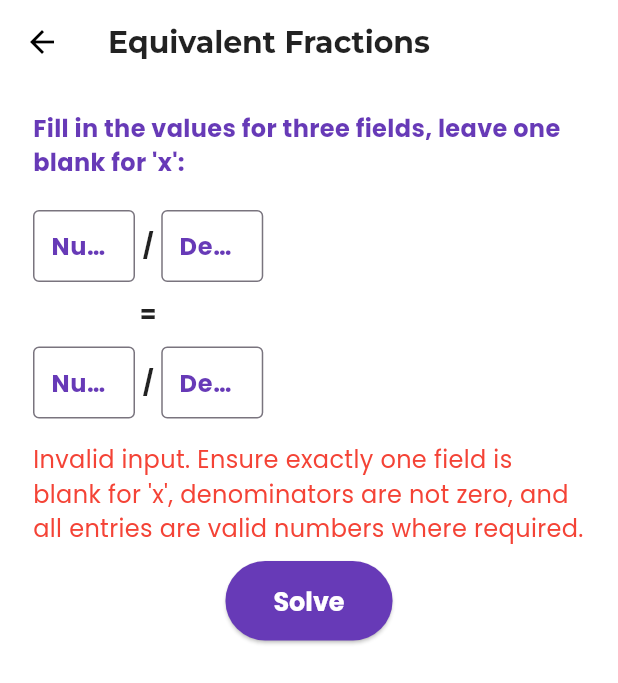
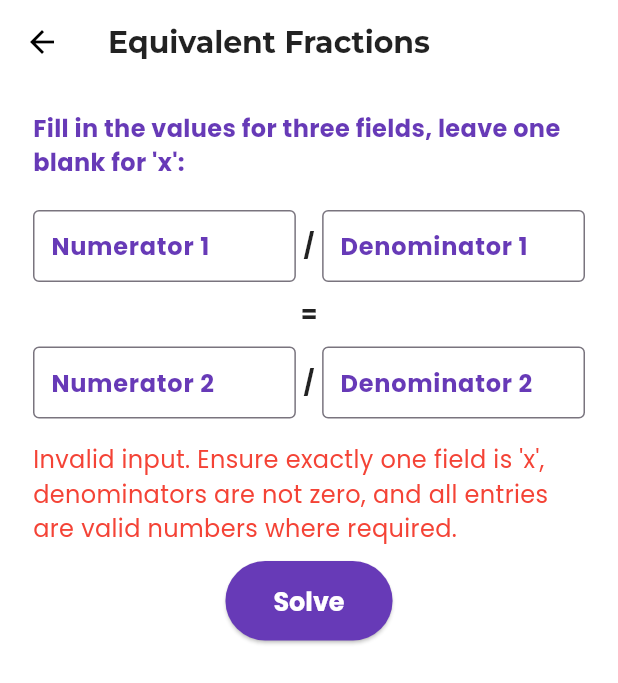
Before and after one commit to JudeChika/Math-Guru, a Flutter app: the EquivalentFractionsScreen screen opened directly, after a tap on "Solve", on a phone screen of 412 x 824 dp. Shown: the top 683 px of the screen. Run offline on Flutter 3.47's test engine with Material 3 defaults, Android fonts, the phone set to English and light mode, and no system bars; our stand-ins replace cloud_firestore, firebase_auth, firebase_core, firebase_storage, flutter_animate, flutter_riverpod and 4 more; missing offline and left inert: flutter_math_fork; accounts and stored records are empty.

Commit message:
my files

```diff
--- a/lib/features/junior_secondary/jss1/fractions/equivalent_fractions/equivalent_fractions_logic.dart
+++ b/lib/features/junior_secondary/jss1/fractions/equivalent_fractions/equivalent_fractions_logic.dart
@@ -7,12 +7,12 @@ class EquivalentFractionsLogic {
       String n2,
       String d2,
       ) {
-    final fields = [n1.trim(), d1.trim(), n2.trim(), d2.trim()];
-    final blanks = [
-      for (int i = 0; i < 4; i++) if (fields[i].isEmpty) i
+    final fields = [n1.trim().toLowerCase(), d1.trim().toLowerCase(), n2.trim().toLowerCase(), d2.trim().toLowerCase()];
+    final xFields = [
+      for (int i = 0; i < 4; i++) if (fields[i] == 'x') i
     ];
-    if (blanks.length != 1) return null;
-    switch (blanks.first) {
+    if (xFields.length != 1) return null;
+    switch (xFields.first) {
       case 0:
         return FractionUnknownPosition.numerator1;
       case 1:
@@ -36,62 +36,79 @@ class EquivalentFractionsLogic {
     required String n2Raw,
     required String d2Raw,
   }) {
+    // Validation: all fields must be numbers or 'x', and exactly one field is 'x'
+    final fields = [n1Raw.trim(), d1Raw.trim(), n2Raw.trim(), d2Raw.trim()];
+    final lowerFields = fields.map((e) => e.toLowerCase()).toList();
+    final xCount = lowerFields.where((v) => v == 'x').length;
+    final nonXFields = lowerFields.where((v) => v != 'x').toList();
+    if (xCount != 1) {
+      return null;
+    }
+    // All non-x fields must be valid numbers
+    for (final field in nonXFields) {
+      if (int.tryParse(field) == null) return null;
+    }
+    // Denominators cannot be zero (unless 'x')
+    if (lowerFields[1] != 'x' && int.parse(fields[1]) == 0) return null;
+    if (lowerFields[3] != 'x' && int.parse(fields[3]) == 0) return null;
+
     final unknownPosition = findUnknownPosition(n1Raw, d1Raw, n2Raw, d2Raw);
     if (unknownPosition == null) return null;
 
-    int? n1 = int.tryParse(n1Raw.trim());
-    int? d1 = int.tryParse(d1Raw.trim());
-    int? n2 = int.tryParse(n2Raw.trim());
-    int? d2 = int.tryParse(d2Raw.trim());
+    int? n1 = lowerFields[0] == 'x' ? null : int.parse(n1Raw.trim());
+    int? d1 = lowerFields[1] == 'x' ? null : int.parse(d1Raw.trim());
+    int? n2 = lowerFields[2] == 'x' ? null : int.parse(n2Raw.trim());
+    int? d2 = lowerFields[3] == 'x' ? null : int.parse(d2Raw.trim());
 
-    if ((unknownPosition != FractionUnknownPosition.denominator1 && (d1 == 0 || d1 == null)) ||
-        (unknownPosition != FractionUnknownPosition.denominator2 && (d2 == 0 || d2 == null))) {
-      return null;
-    }
+    // Always use user input for LaTeX to avoid parser errors
+    String numerator1 = lowerFields[0] == 'x' ? "x" : n1Raw.trim();
+    String denominator1 = lowerFields[1] == 'x' ? "x" : d1Raw.trim();
+    String numerator2 = lowerFields[2] == 'x' ? "x" : n2Raw.trim();
+    String denominator2 = lowerFields[3] == 'x' ? "x" : d2Raw.trim();
 
-    // Build latex for the equation and steps
-    String eq1, eq2, eq3, eq4, eq5, eqFinal;
-    int? leftNum, rightNum;
+    // FIX: Use proper LaTeX string building with double backslashes (\\) and string interpolation, not r""
+    String eq1 = "\\frac{$numerator1}{$denominator1} = \\frac{$numerator2}{$denominator2}";
+
+    String eq2 = "";
+    String eq3 = "";
+    String eq4 = "";
+    String eq5 = "";
+    String eqFinal = "";
     num? xValue;
 
     switch (unknownPosition) {
       case FractionUnknownPosition.numerator1:
-        eq1 = r"\frac{x}{" "${d1}" "} = \frac{" "${n2}" "}{" "${d2}" "}";
-        eq2 = r"x \times " + d2.toString() + r" = " + d1.toString() + r" \times " + n2.toString();
-        rightNum = d1! * n2!;
-        eq3 = r"x \times " + d2.toString() + r" = " + rightNum.toString();
-        eq4 = r"x = \frac{" + rightNum.toString() + "}{" + d2.toString() + "}";
+        eq2 = "x \\times ${d2} = ${d1} \\times ${n2}";
+        int rightNum = d1! * n2!;
+        eq3 = "x \\times ${d2} = $rightNum";
+        eq4 = "x = \\frac{$rightNum}{${d2}}";
         xValue = rightNum / d2!;
         break;
       case FractionUnknownPosition.denominator1:
-        eq1 = r"\frac{" "${n1}" "}{x} = \frac{" "${n2}" "}{" "${d2}" "}";
-        eq2 = n1.toString() + r" \times " + d2.toString() + r" = x \times " + n2.toString();
-        leftNum = n1! * d2!;
-        eq3 = leftNum.toString() + r" = x \times " + n2.toString();
-        eq4 = r"x = \frac{" + leftNum.toString() + "}{" + n2.toString() + "}";
+        eq2 = "${n1} \\times ${d2} = x \\times ${n2}";
+        int leftNum = n1! * d2!;
+        eq3 = "$leftNum = x \\times ${n2}";
+        eq4 = "x = \\frac{$leftNum}{${n2}}";
         xValue = leftNum / n2!;
         break;
       case FractionUnknownPosition.numerator2:
-        eq1 = r"\frac{" "${n1}" "}{" "${d1}" "} = \frac{x}{" "${d2}" "}";
-        eq2 = n1.toString() + r" \times " + d2.toString() + r" = " + d1.toString() + r" \times x";
-        leftNum = n1! * d2!;
-        eq3 = leftNum.toString() + r" = " + d1.toString() + r" \times x";
-        eq4 = r"x = \frac{" + leftNum.toString() + "}{" + d1.toString() + "}";
+        eq2 = "${n1} \\times ${d2} = ${d1} \\times x";
+        int leftNum = n1! * d2!;
+        eq3 = "$leftNum = ${d1} \\times x";
+        eq4 = "x = \\frac{$leftNum}{${d1}}";
         xValue = leftNum / d1!;
         break;
       case FractionUnknownPosition.denominator2:
-        eq1 = r"\frac{" "${n1}" "}{" "${d1}" "} = \frac{" "${n2}" "}{x}";
-        eq2 = n1.toString() + r" \times x = " + d1.toString() + r" \times " + n2.toString();
-        rightNum = d1! * n2!;
-        eq3 = n1.toString() + r" \times x = " + rightNum.toString();
-        eq4 = r"x = \frac{" + rightNum.toString() + "}{" + n1.toString() + "}";
+        eq2 = "${n1} \\times x = ${d1} \\times ${n2}";
+        int rightNum = d1! * n2!;
+        eq3 = "${n1} \\times x = $rightNum";
+        eq4 = "x = \\frac{$rightNum}{${n1}}";
         xValue = rightNum / n1!;
         break;
       default:
         return null;
     }
 
-    // Format final answer: whole if integer, 2dp decimal if not
     if (xValue == xValue.roundToDouble()) {
       eq5 = "x = ${xValue.toInt()}";
       eqFinal = "x = ${xValue.toInt()}";
@@ -105,13 +122,11 @@ class EquivalentFractionsLogic {
 
     final explanations = [
       EquivalentFractionExplanationStep(
-        description:
-        "Start with the equation. Substitute the known values, leaving the unknown as x.",
+        description: "Start with the equation. Substitute the known values, leaving the unknown as x.",
         latexMath: eq1,
       ),
       EquivalentFractionExplanationStep(
-        description:
-        "Cross-multiply to eliminate the denominators and form an equation involving x.",
+        description: "Cross-multiply to eliminate the denominators and form an equation involving x.",
         latexMath: eq2,
       ),
       EquivalentFractionExplanationStep(
--- a/lib/features/junior_secondary/jss1/fractions/equivalent_fractions/equivalent_fractions_screen.dart
+++ b/lib/features/junior_secondary/jss1/fractions/equivalent_fractions/equivalent_fractions_screen.dart
@@ -46,7 +46,7 @@ class _EquivalentFractionsScreenState extends State<EquivalentFractionsScreen> {
     if (solution == null) {
       setState(() {
         _errorMsg =
-        "Invalid input. Ensure exactly one field is blank for 'x', denominators are not zero, and all entries are valid numbers where required.";
+        "Invalid input. Ensure exactly one field is 'x', denominators are not zero, and all entries are valid numbers where required.";
       });
       return;
     }
@@ -149,28 +149,32 @@ class _EquivalentFractionsScreenState extends State<EquivalentFractionsScreen> {
               key: _formKey,
               child: LayoutBuilder(
                 builder: (context, constraints) {
+                  // Both layouts now use Expanded so that fields fill the row
                   if (constraints.maxWidth < 430) {
                     // Small screen: stack vertically
                     return Column(
                       mainAxisSize: MainAxisSize.min,
                       children: [
                         Row(
-                          mainAxisSize: MainAxisSize.min,
                           children: [
-                            _fractionInput(
+                            Expanded(
+                              child: _fractionInput(
                                 controller: _num1Controller,
                                 label: 'Numerator 1',
                                 style: inputStyle,
                                 labelStyle: labelStyle,
                               ),
+                            ),
                             const SizedBox(width: 5),
                             Text("/", style: inputStyle.copyWith(fontWeight: FontWeight.bold)),
                             const SizedBox(width: 5),
-                            _fractionInput(
+                            Expanded(
+                              child: _fractionInput(
                                 controller: _den1Controller,
                                 label: 'Denominator 1',
                                 style: inputStyle,
                                 labelStyle: labelStyle,
+                              ),
                             ),
                           ],
                         ),
@@ -178,22 +182,25 @@ class _EquivalentFractionsScreenState extends State<EquivalentFractionsScreen> {
                         Text("=", style: inputStyle.copyWith(fontWeight: FontWeight.bold)),
                         const SizedBox(height: 10),
                         Row(
-                          mainAxisSize: MainAxisSize.min,
                           children: [
-                            _fractionInput(
+                            Expanded(
+                              child: _fractionInput(
                                 controller: _num2Controller,
                                 label: 'Numerator 2',
                                 style: inputStyle,
                                 labelStyle: labelStyle,
                               ),
+                            ),
                             const SizedBox(width: 5),
                             Text("/", style: inputStyle.copyWith(fontWeight: FontWeight.bold)),
                             const SizedBox(width: 5),
-                            _fractionInput(
+                            Expanded(
+                              child: _fractionInput(
                                 controller: _den2Controller,
                                 label: 'Denominator 2',
                                 style: inputStyle,
                                 labelStyle: labelStyle,
+                              ),
                             ),
                           ],
                         ),
@@ -204,38 +211,46 @@ class _EquivalentFractionsScreenState extends State<EquivalentFractionsScreen> {
                     return Row(
                       mainAxisAlignment: MainAxisAlignment.center,
                       children: [
-                        _fractionInput(
+                        Expanded(
+                          child: _fractionInput(
                             controller: _num1Controller,
                             label: 'Numerator 1',
                             style: inputStyle,
                             labelStyle: labelStyle,
                           ),
+                        ),
                         const SizedBox(width: 5),
                         Text("/", style: inputStyle.copyWith(fontWeight: FontWeight.bold)),
                         const SizedBox(width: 5),
-                        _fractionInput(
+                        Expanded(
+                          child: _fractionInput(
                             controller: _den1Controller,
                             label: 'Denominator 1',
                             style: inputStyle,
                             labelStyle: labelStyle,
                           ),
+                        ),
                         const SizedBox(width: 15),
                         Text("=", style: inputStyle.copyWith(fontWeight: FontWeight.bold)),
                         const SizedBox(width: 15),
-                        _fractionInput(
+                        Expanded(
+                          child: _fractionInput(
                             controller: _num2Controller,
                             label: 'Numerator 2',
                             style: inputStyle,
                             labelStyle: labelStyle,
                           ),
+                        ),
                         const SizedBox(width: 5),
                         Text("/", style: inputStyle.copyWith(fontWeight: FontWeight.bold)),
                         const SizedBox(width: 5),
-                        _fractionInput(
+                        Expanded(
+                          child: _fractionInput(
                             controller: _den2Controller,
                             label: 'Denominator 2',
                             style: inputStyle,
                             labelStyle: labelStyle,
+                          ),
                         ),
                       ],
                     );
@@ -274,7 +289,6 @@ class _EquivalentFractionsScreenState extends State<EquivalentFractionsScreen> {
                         color: Colors.green[700],
                       ),
                     ),
-                    const SizedBox(height: 8),
                     Text(
                       _result!,
                       style: GoogleFonts.montserrat(
@@ -305,12 +319,15 @@ class _EquivalentFractionsScreenState extends State<EquivalentFractionsScreen> {
                     margin: const EdgeInsets.symmetric(vertical: 4),
                     child: Padding(
                       padding: const EdgeInsets.symmetric(horizontal: 12, vertical: 14),
+                      child: SizedBox(
+                        width: double.infinity,
                         child: Column(
                           crossAxisAlignment: CrossAxisAlignment.start,
                           children: [
                             for (final step in _workingsLatex)
                               _workingMathLine(step),
                           ],
+                        ),
                       ),
                     ),
                   ),
@@ -346,11 +363,9 @@ class _EquivalentFractionsScreenState extends State<EquivalentFractionsScreen> {
     required TextStyle style,
     required TextStyle labelStyle,
   }) {
-    return SizedBox(
-      width: 68,
-      child: TextFormField(
+    return TextFormField(
       controller: controller,
-        keyboardType: TextInputType.number,
+      keyboardType: TextInputType.text,
       style: style,
       decoration: InputDecoration(
         labelText: label,
@@ -358,7 +373,6 @@ class _EquivalentFractionsScreenState extends State<EquivalentFractionsScreen> {
         border: const OutlineInputBorder(),
         contentPadding: const EdgeInsets.symmetric(vertical: 3, horizontal: 8),
       ),
-      ),
     );
   }
 }
```
Lines whose indentation alone changed are shown as unchanged.
